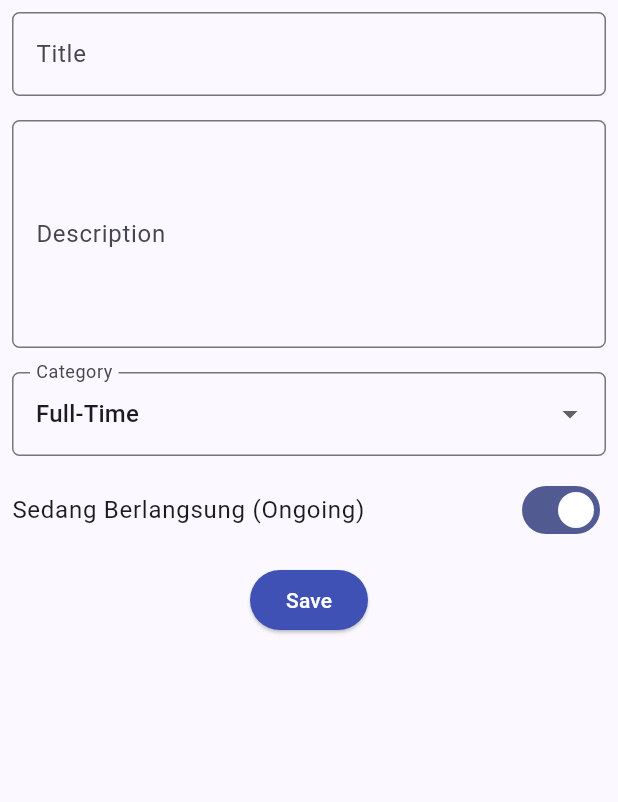
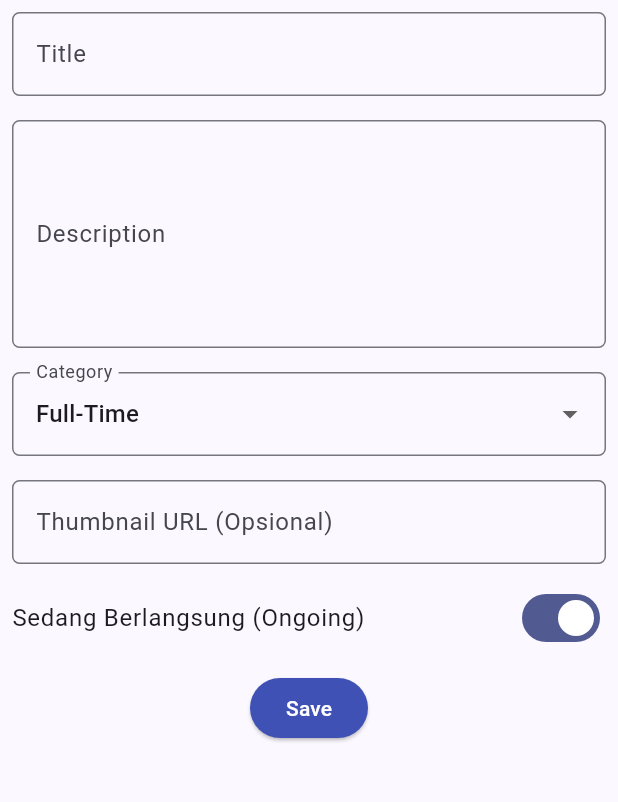
Before and after one commit to zakirdpradana/myportofolio_mobile, a Flutter app: the ExperienceFormPage screen opened directly, on a phone screen of 412 x 824 dp, the part 84-886 px from its top. Run offline on Flutter 3.47's test engine with Material 3 defaults, Android fonts, the phone set to English and light mode, and no system bars; our stand-ins replace material_ui; generated files the repository leaves out were written again.

Commit message:
feat: add thumbnail field to experience model and form (Tutorial 10)

```diff
--- a/lib/models/experience.dart
+++ b/lib/models/experience.dart
@@ -8,6 +8,7 @@ class Experience {
     required this.title,
     required this.description,
     required this.category,
+    this.thumbnail = '',
     this.startedAt,
     this.endedAt,
     this.isOngoing = true,
@@ -23,6 +24,9 @@ class Experience {
   final String description;
   final String category;
 
+  @JsonKey(defaultValue: '')
+  final String thumbnail;
+
   @JsonKey(includeToJson: false)
   final DateTime? startedAt;
 
--- a/lib/screens/experience_form.dart
+++ b/lib/screens/experience_form.dart
@@ -19,11 +19,11 @@ class _ExperienceFormPageState extends State<ExperienceFormPage> {
   String _title = '';
   String _description = '';
   String _category = 'full-time';
+  String _thumbnail = '';
   bool _isOngoing = true;
   DateTime? _endedAt;
   bool _isSubmitting = false;
 
-  // Key sesuai EXPERIENCE_CHOICES di Django models.py, value untuk tampilan UI
   static const Map<String, String> _categories = {
     'internship': 'Internship',
     'research': 'Research',
@@ -73,6 +73,7 @@ class _ExperienceFormPageState extends State<ExperienceFormPage> {
       title: _title,
       description: _description,
       category: _category,
+      thumbnail: _thumbnail,
       endedAt: _isOngoing ? null : _endedAt,
       isOngoing: _isOngoing,
     );
@@ -95,6 +96,7 @@ class _ExperienceFormPageState extends State<ExperienceFormPage> {
                   Text('Title: $_title'),
                   Text('Kategori: ${_categories[_category]}'),
                   Text('Deskripsi: $_description'),
+                  if (_thumbnail.isNotEmpty) Text('Thumbnail: $_thumbnail'),
                   Text(
                     'Status: ${_isOngoing ? 'Ongoing' : 'Selesai (${_endedAt!.year}-${_endedAt!.month.toString().padLeft(2, '0')}-${_endedAt!.day.toString().padLeft(2, '0')})'}',
                   ),
@@ -237,6 +239,35 @@ class _ExperienceFormPageState extends State<ExperienceFormPage> {
                 ),
               ),
 
+              // === Thumbnail URL (Opsional) ===
+              Padding(
+                padding: const EdgeInsets.all(8.0),
+                child: TextFormField(
+                  decoration: InputDecoration(
+                    hintText: 'https://example.com/thumbnail.png (opsional)',
+                    labelText: 'Thumbnail URL (Opsional)',
+                    border: OutlineInputBorder(
+                      borderRadius: BorderRadius.circular(5.0),
+                    ),
+                  ),
+                  onChanged: (String? value) {
+                    setState(() {
+                      _thumbnail = value?.trim() ?? '';
+                    });
+                  },
+                  validator: (String? value) {
+                    if (value == null || value.trim().isEmpty) {
+                      return null;
+                    }
+                    final uri = Uri.tryParse(value.trim());
+                    if (uri == null || !uri.hasScheme || !uri.hasAuthority) {
+                      return 'Masukkan URL yang valid (mis. https://...)';
+                    }
+                    return null;
+                  },
+                ),
+              ),
+
               // === Is Ongoing ===
               Padding(
                 padding: const EdgeInsets.symmetric(horizontal: 8.0),
```
Also changed, not shown: lib/screens/experience_detail_screen.dart (+13 -0 lines).
